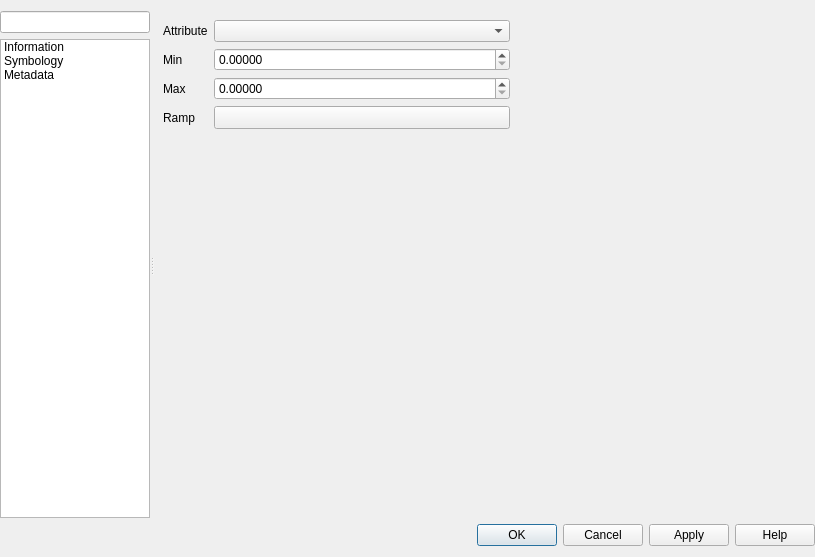
qgis/QGIS, file src/ui/qgspointcloudlayerpropertiesbase.ui: the form before one commit.
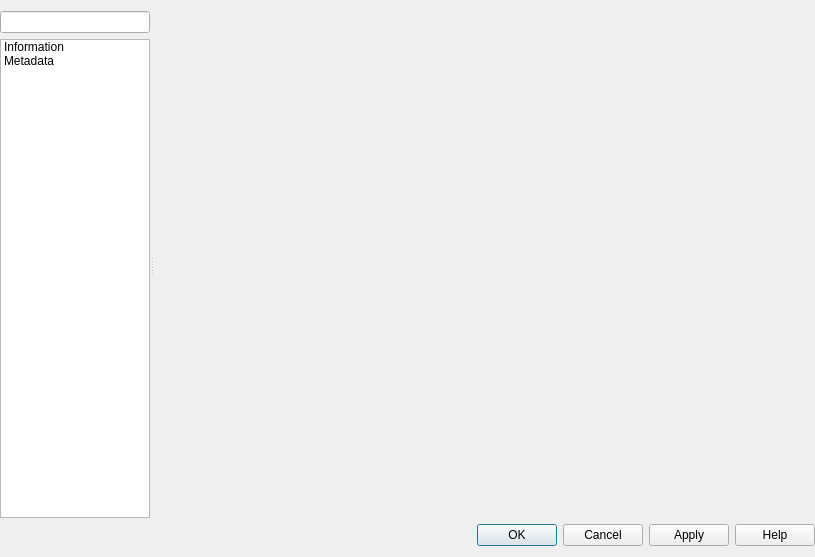
The form after the commit. Icons and pictures are not drawn. Custom widgets are drawn as their Qt base class.

Commit message:
Move old dummy point cloud renderer code to proper QgsPointCloudAttributeByRampRenderer class
And remove duplicate non-functional symbology tab in point cloud layer properties

Diff of the .ui file:
```diff
--- a/src/ui/qgspointcloudlayerpropertiesbase.ui
+++ b/src/ui/qgspointcloudlayerpropertiesbase.ui
@@ -110,18 +110,6 @@
             <normaloff>:/images/themes/default/propertyicons/metadata.svg</normaloff>:/images/themes/default/propertyicons/metadata.svg</iconset>
           </property>
          </item>
-         <item>
-          <property name="text">
-           <string>Symbology</string>
-          </property>
-          <property name="toolTip">
-           <string>Symbology</string>
-          </property>
-          <property name="icon">
-           <iconset resource="../../images/images.qrc">
-            <normaloff>:/images/themes/default/propertyicons/symbology.svg</normaloff>:/images/themes/default/propertyicons/symbology.svg</iconset>
-          </property>
-         </item>
          <item>
           <property name="text">
            <string>Metadata</string>
@@ -197,109 +185,6 @@
            </item>
           </layout>
          </widget>
-         <widget class="QWidget" name="page">
-          <layout class="QGridLayout" name="gridLayout_2">
-           <item row="3" column="0">
-            <widget class="QLabel" name="label_3">
-             <property name="text">
-              <string>Ramp</string>
-             </property>
-            </widget>
-           </item>
-           <item row="2" column="0">
-            <widget class="QLabel" name="label_2">
-             <property name="text">
-              <string>Max</string>
-             </property>
-            </widget>
-           </item>
-           <item row="3" column="1">
-            <widget class="QgsColorRampButton" name="mBtnColorRamp">
-             <property name="sizePolicy">
-              <sizepolicy hsizetype="Expanding" vsizetype="Fixed">
-               <horstretch>0</horstretch>
-               <verstretch>0</verstretch>
-              </sizepolicy>
-             </property>
-             <property name="minimumSize">
-              <size>
-               <width>120</width>
-               <height>0</height>
-              </size>
-             </property>
-             <property name="maximumSize">
-              <size>
-               <width>16777215</width>
-               <height>16777215</height>
-              </size>
-             </property>
-            </widget>
-           </item>
-           <item row="4" column="1">
-            <spacer name="verticalSpacer">
-             <property name="orientation">
-              <enum>Qt::Vertical</enum>
-             </property>
-             <property name="sizeHint" stdset="0">
-              <size>
-               <width>20</width>
-               <height>40</height>
-              </size>
-             </property>
-            </spacer>
-           </item>
-           <item row="2" column="2">
-            <spacer name="horizontalSpacer">
-             <property name="orientation">
-              <enum>Qt::Horizontal</enum>
-             </property>
-             <property name="sizeHint" stdset="0">
-              <size>
-               <width>40</width>
-               <height>20</height>
-              </size>
-             </property>
-            </spacer>
-           </item>
-           <item row="1" column="0">
-            <widget class="QLabel" name="label">
-             <property name="text">
-              <string>Min</string>
-             </property>
-            </widget>
-           </item>
-           <item row="0" column="1">
-            <widget class="QgsPointCloudAttributeComboBox" name="mAttributeComboBox"/>
-           </item>
-           <item row="0" column="0">
-            <widget class="QLabel" name="label_4">
-             <property name="text">
-              <string>Attribute</string>
-             </property>
-            </widget>
-           </item>
-           <item row="1" column="1">
-            <widget class="QgsDoubleSpinBox" name="mMinZSpin">
-             <property name="decimals">
-              <number>5</number>
-             </property>
-             <property name="maximum">
-              <double>999999.000000000000000</double>
-             </property>
-            </widget>
-           </item>
-           <item row="2" column="1">
-            <widget class="QgsDoubleSpinBox" name="mMaxZSpin">
-             <property name="decimals">
-              <number>5</number>
-             </property>
-             <property name="maximum">
-              <double>999999.000000000000000</double>
-             </property>
-            </widget>
-           </item>
-          </layout>
-         </widget>
          <widget class="QWidget" name="mOptsPage_Metadata">
           <layout class="QVBoxLayout" name="verticalLayout_5">
            <property name="leftMargin">
@@ -380,22 +265,6 @@
    <extends>QLineEdit</extends>
    <header>qgsfilterlineedit.h</header>
   </customwidget>
-  <customwidget>
-   <class>QgsColorRampButton</class>
-   <extends>QToolButton</extends>
-   <header>qgscolorrampbutton.h</header>
-   <container>1</container>
-  </customwidget>
-  <customwidget>
-   <class>QgsPointCloudAttributeComboBox</class>
-   <extends>QComboBox</extends>
-   <header>qgspointcloudattributecombobox.h</header>
-  </customwidget>
-  <customwidget>
-   <class>QgsDoubleSpinBox</class>
-   <extends>QDoubleSpinBox</extends>
-   <header>qgsdoublespinbox.h</header>
-  </customwidget>
  </customwidgets>
  <tabstops>
   <tabstop>mSearchLineEdit</tabstop>
```
The commit also changes 16 other files.
